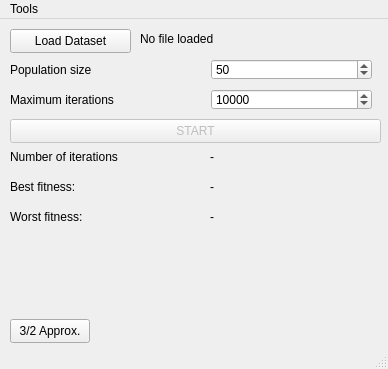
Qt form mainwindow.ui (zkvx28/spa-suite) before a commit.
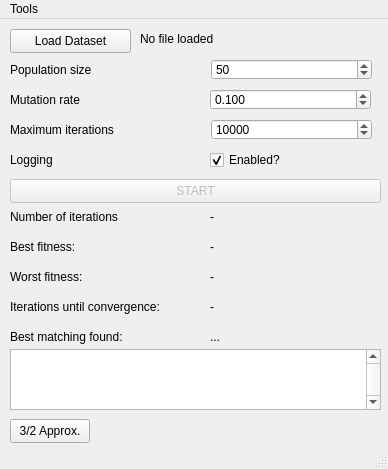
The same form after that commit. Icons and pictures are not drawn.

```diff
--- a/mainwindow.ui
+++ b/mainwindow.ui
@@ -7,7 +7,7 @@
     <x>0</x>
     <y>0</y>
     <width>388</width>
-    <height>369</height>
+    <height>469</height>
    </rect>
   </property>
   <property name="font">
@@ -31,7 +31,7 @@
     <property name="geometry">
      <rect>
       <x>10</x>
-      <y>100</y>
+      <y>160</y>
       <width>371</width>
       <height>24</height>
      </rect>
@@ -44,7 +44,7 @@
     <property name="geometry">
      <rect>
       <x>10</x>
-      <y>130</y>
+      <y>190</y>
       <width>181</width>
       <height>16</height>
      </rect>
@@ -57,7 +57,7 @@
     <property name="geometry">
      <rect>
       <x>210</x>
-      <y>130</y>
+      <y>190</y>
       <width>171</width>
       <height>16</height>
      </rect>
@@ -70,7 +70,7 @@
     <property name="geometry">
      <rect>
       <x>10</x>
-      <y>160</y>
+      <y>220</y>
       <width>181</width>
       <height>16</height>
      </rect>
@@ -83,7 +83,7 @@
     <property name="geometry">
      <rect>
       <x>210</x>
-      <y>160</y>
+      <y>220</y>
       <width>171</width>
       <height>16</height>
      </rect>
@@ -96,7 +96,7 @@
     <property name="geometry">
      <rect>
       <x>10</x>
-      <y>190</y>
+      <y>250</y>
       <width>181</width>
       <height>16</height>
      </rect>
@@ -109,7 +109,7 @@
     <property name="geometry">
      <rect>
       <x>210</x>
-      <y>190</y>
+      <y>250</y>
       <width>171</width>
       <height>16</height>
      </rect>
@@ -135,7 +135,7 @@
     <property name="geometry">
      <rect>
       <x>10</x>
-      <y>70</y>
+      <y>100</y>
       <width>181</width>
       <height>21</height>
      </rect>
@@ -167,7 +167,7 @@
     <property name="geometry">
      <rect>
       <x>211</x>
-      <y>70</y>
+      <y>100</y>
       <width>161</width>
       <height>21</height>
      </rect>
@@ -186,7 +186,7 @@
     <property name="geometry">
      <rect>
       <x>10</x>
-      <y>300</y>
+      <y>400</y>
       <width>80</width>
       <height>24</height>
      </rect>
@@ -221,6 +221,144 @@
      <string>No file loaded</string>
     </property>
    </widget>
+   <widget class="QLabel" name="bestMatchingLabel">
+    <property name="geometry">
+     <rect>
+      <x>10</x>
+      <y>310</y>
+      <width>181</width>
+      <height>16</height>
+     </rect>
+    </property>
+    <property name="text">
+     <string>Best matching found:</string>
+    </property>
+   </widget>
+   <widget class="QTextBrowser" name="textBrowser">
+    <property name="geometry">
+     <rect>
+      <x>10</x>
+      <y>330</y>
+      <width>371</width>
+      <height>61</height>
+     </rect>
+    </property>
+    <property name="verticalScrollBarPolicy">
+     <enum>Qt::ScrollBarAlwaysOn</enum>
+    </property>
+    <property name="horizontalScrollBarPolicy">
+     <enum>Qt::ScrollBarAlwaysOff</enum>
+    </property>
+   </widget>
+   <widget class="QLabel" name="loggingLabel">
+    <property name="geometry">
+     <rect>
+      <x>10</x>
+      <y>130</y>
+      <width>181</width>
+      <height>21</height>
+     </rect>
+    </property>
+    <property name="text">
+     <string>Logging</string>
+    </property>
+   </widget>
+   <widget class="QCheckBox" name="loggingCheckBox">
+    <property name="geometry">
+     <rect>
+      <x>210</x>
+      <y>130</y>
+      <width>151</width>
+      <height>22</height>
+     </rect>
+    </property>
+    <property name="autoFillBackground">
+     <bool>true</bool>
+    </property>
+    <property name="text">
+     <string>Enabled?</string>
+    </property>
+    <property name="checked">
+     <bool>true</bool>
+    </property>
+    <property name="tristate">
+     <bool>false</bool>
+    </property>
+   </widget>
+   <widget class="QLabel" name="convergenceLabel">
+    <property name="geometry">
+     <rect>
+      <x>10</x>
+      <y>280</y>
+      <width>181</width>
+      <height>16</height>
+     </rect>
+    </property>
+    <property name="text">
+     <string>Iterations until convergence:</string>
+    </property>
+   </widget>
+   <widget class="QLabel" name="convergenceVal">
+    <property name="geometry">
+     <rect>
+      <x>210</x>
+      <y>280</y>
+      <width>171</width>
+      <height>16</height>
+     </rect>
+    </property>
+    <property name="text">
+     <string>-</string>
+    </property>
+   </widget>
+   <widget class="QDoubleSpinBox" name="mutationRateInput">
+    <property name="geometry">
+     <rect>
+      <x>210</x>
+      <y>70</y>
+      <width>161</width>
+      <height>21</height>
+     </rect>
+    </property>
+    <property name="decimals">
+     <number>3</number>
+    </property>
+    <property name="maximum">
+     <double>1.000000000000000</double>
+    </property>
+    <property name="singleStep">
+     <double>0.010000000000000</double>
+    </property>
+    <property name="value">
+     <double>0.100000000000000</double>
+    </property>
+   </widget>
+   <widget class="QLabel" name="mutationRateLabel">
+    <property name="geometry">
+     <rect>
+      <x>10</x>
+      <y>70</y>
+      <width>181</width>
+      <height>21</height>
+     </rect>
+    </property>
+    <property name="text">
+     <string>Mutation rate</string>
+    </property>
+   </widget>
+   <widget class="QLabel" name="bestMatchingSizeVal">
+    <property name="geometry">
+     <rect>
+      <x>210</x>
+      <y>310</y>
+      <width>161</width>
+      <height>16</height>
+     </rect>
+    </property>
+    <property name="text">
+     <string>...</string>
+    </property>
+   </widget>
   </widget>
   <widget class="QMenuBar" name="menubar">
    <property name="geometry">
```
